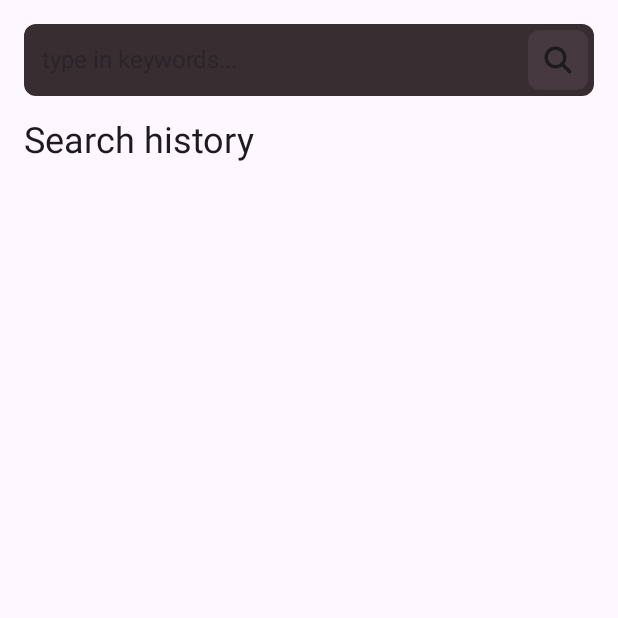
After one commit to Ikutsu/OsuMusic, an Android app built with Jetpack Compose: the composable SearchScreen shown on its own in the app's theme, on a phone screen of 412 x 824 dp, the top half of it. The commit adds this screen. Run offline under Robolectric (Android 15) with nearby library versions, the phone set to English and light mode, and no system bars; 9 statements that could not run were skipped.

Commit message:
commonMain/search: Finnish the Search Screen UI

```diff
--- a/composeApp/src/commonMain/kotlin/core/presentation/component/OMIconButton.kt
+++ b/composeApp/src/commonMain/kotlin/core/presentation/component/OMIconButton.kt
@@ -10,7 +10,9 @@ import androidx.compose.runtime.Composable
 import androidx.compose.ui.Alignment
 import androidx.compose.ui.Modifier
 import androidx.compose.ui.draw.clip
+import androidx.compose.ui.graphics.Color
 import androidx.compose.ui.graphics.painter.Painter
+import androidx.compose.ui.graphics.vector.ImageVector
 import androidx.compose.ui.unit.Dp
 import androidx.compose.ui.unit.dp
 import io.ikutsu.osumusic.core.presentation.theme.OM_Secondary
@@ -45,3 +47,33 @@ fun OMIconButton(
         )
     }
 }
+
+@Composable
+fun OMIconButton(
+    onClick: () -> Unit = {},
+    enabled: Boolean = true,
+    vector: ImageVector,
+    contentDescription: String,
+    containerSize: Dp = 48.dp,
+    contentSize: Dp = 24.dp,
+    containerColor: Color = OM_Secondary,
+    modifier: Modifier = Modifier
+) {
+    Box(
+        modifier = modifier
+            .size(containerSize)
+            .clip(OM_ShapeMedium)
+            .background(containerColor)
+            .clickable(
+                onClick = onClick,
+                enabled = enabled
+            ),
+        contentAlignment = Alignment.Center
+    ) {
+        Icon(
+            imageVector = vector,
+            contentDescription = contentDescription,
+            modifier = Modifier.size(contentSize)
+        )
+    }
+}
--- /dev/null
+++ b/composeApp/src/commonMain/kotlin/core/presentation/res/omicon/Close.kt
@@ -0,0 +1,48 @@
+package core.presentation.res.omicon
+
+import androidx.compose.ui.graphics.Color
+import androidx.compose.ui.graphics.PathFillType.Companion.NonZero
+import androidx.compose.ui.graphics.SolidColor
+import androidx.compose.ui.graphics.StrokeCap.Companion.Butt
+import androidx.compose.ui.graphics.StrokeJoin.Companion.Miter
+import androidx.compose.ui.graphics.vector.ImageVector
+import androidx.compose.ui.graphics.vector.ImageVector.Builder
+import androidx.compose.ui.graphics.vector.path
+import androidx.compose.ui.unit.dp
+import core.presentation.res.OMIcon
+
+val OMIcon.Close: ImageVector
+    get() {
+        if (_close != null) {
+            return _close!!
+        }
+        _close = Builder(name = "Close", defaultWidth = 512.0.dp, defaultHeight = 512.0.dp,
+                viewportWidth = 512.0f, viewportHeight = 512.0f).apply {
+            path(fill = SolidColor(Color(0xFF000000)), stroke = null, strokeLineWidth = 0.0f,
+                    strokeLineCap = Butt, strokeLineJoin = Miter, strokeLineMiter = 4.0f,
+                    pathFillType = NonZero) {
+                moveTo(396.494f, 157.673f)
+                curveTo(408.155f, 146.012f, 408.155f, 127.074f, 396.494f, 115.413f)
+                curveTo(384.833f, 103.751f, 365.895f, 103.751f, 354.234f, 115.413f)
+                lineTo(256.0f, 213.74f)
+                lineTo(157.673f, 115.506f)
+                curveTo(146.012f, 103.845f, 127.074f, 103.845f, 115.413f, 115.506f)
+                curveTo(103.751f, 127.167f, 103.751f, 146.105f, 115.413f, 157.766f)
+                lineTo(213.74f, 256.0f)
+                lineTo(115.506f, 354.327f)
+                curveTo(103.845f, 365.988f, 103.845f, 384.926f, 115.506f, 396.587f)
+                curveTo(127.167f, 408.249f, 146.105f, 408.249f, 157.766f, 396.587f)
+                lineTo(256.0f, 298.26f)
+                lineTo(354.327f, 396.494f)
+                curveTo(365.988f, 408.155f, 384.926f, 408.155f, 396.587f, 396.494f)
+                curveTo(408.249f, 384.833f, 408.249f, 365.895f, 396.587f, 354.234f)
+                lineTo(298.26f, 256.0f)
+                lineTo(396.494f, 157.673f)
+                close()
+            }
+        }
+        .build()
+        return _close!!
+    }
+
+private var _close: ImageVector? = null
--- /dev/null
+++ b/composeApp/src/commonMain/kotlin/core/presentation/res/omicon/Search.kt
@@ -0,0 +1,59 @@
+package core.presentation.res.omicon
+
+import androidx.compose.ui.graphics.Color
+import androidx.compose.ui.graphics.PathFillType.Companion.NonZero
+import androidx.compose.ui.graphics.SolidColor
+import androidx.compose.ui.graphics.StrokeCap.Companion.Butt
+import androidx.compose.ui.graphics.StrokeJoin.Companion.Miter
+import androidx.compose.ui.graphics.vector.ImageVector
+import androidx.compose.ui.graphics.vector.ImageVector.Builder
+import androidx.compose.ui.graphics.vector.path
+import androidx.compose.ui.unit.dp
+import core.presentation.res.OMIcon
+
+val OMIcon.Search: ImageVector
+    get() {
+        if (_search != null) {
+            return _search!!
+        }
+        _search = Builder(name = "Search", defaultWidth = 512.0.dp, defaultHeight = 512.0.dp,
+                viewportWidth = 512.0f, viewportHeight = 512.0f).apply {
+            path(fill = SolidColor(Color(0xFF000000)), stroke = null, strokeLineWidth = 0.0f,
+                    strokeLineCap = Butt, strokeLineJoin = Miter, strokeLineMiter = 4.0f,
+                    pathFillType = NonZero) {
+                moveTo(375.954f, 219.977f)
+                curveTo(375.954f, 254.397f, 364.781f, 286.192f, 345.959f, 311.989f)
+                lineTo(440.895f, 407.0f)
+                curveTo(450.268f, 416.373f, 450.268f, 431.596f, 440.895f, 440.97f)
+                curveTo(431.521f, 450.343f, 416.298f, 450.343f, 406.925f, 440.97f)
+                lineTo(311.989f, 345.959f)
+                curveTo(286.192f, 364.856f, 254.397f, 375.954f, 219.977f, 375.954f)
+                curveTo(133.815f, 375.954f, 64.0f, 306.14f, 64.0f, 219.977f)
+                curveTo(64.0f, 133.815f, 133.815f, 64.0f, 219.977f, 64.0f)
+                curveTo(306.14f, 64.0f, 375.954f, 133.815f, 375.954f, 219.977f)
+                close()
+                moveTo(219.977f, 327.961f)
+                curveTo(234.158f, 327.961f, 248.2f, 325.168f, 261.301f, 319.742f)
+                curveTo(274.402f, 314.315f, 286.306f, 306.361f, 296.333f, 296.333f)
+                curveTo(306.361f, 286.306f, 314.315f, 274.402f, 319.742f, 261.301f)
+                curveTo(325.168f, 248.2f, 327.961f, 234.158f, 327.961f, 219.977f)
+                curveTo(327.961f, 205.796f, 325.168f, 191.755f, 319.742f, 178.653f)
+                curveTo(314.315f, 165.552f, 306.361f, 153.648f, 296.333f, 143.621f)
+                curveTo(286.306f, 133.594f, 274.402f, 125.639f, 261.301f, 120.213f)
+                curveTo(248.2f, 114.786f, 234.158f, 111.993f, 219.977f, 111.993f)
+                curveTo(205.796f, 111.993f, 191.755f, 114.786f, 178.653f, 120.213f)
+                curveTo(165.552f, 125.639f, 153.648f, 133.594f, 143.621f, 143.621f)
+                curveTo(133.594f, 153.648f, 125.639f, 165.552f, 120.213f, 178.653f)
+                curveTo(114.786f, 191.755f, 111.993f, 205.796f, 111.993f, 219.977f)
+                curveTo(111.993f, 234.158f, 114.786f, 248.2f, 120.213f, 261.301f)
+                curveTo(125.639f, 274.402f, 133.594f, 286.306f, 143.621f, 296.333f)
+                curveTo(153.648f, 306.361f, 165.552f, 314.315f, 178.653f, 319.742f)
+                curveTo(191.755f, 325.168f, 205.796f, 327.961f, 219.977f, 327.961f)
+                close()
+            }
+        }
+        .build()
+        return _search!!
+    }
+
+private var _search: ImageVector? = null
--- a/composeApp/src/commonMain/kotlin/core/presentation/theme/OMTheme.kt
+++ b/composeApp/src/commonMain/kotlin/core/presentation/theme/OMTheme.kt
@@ -1,5 +1,7 @@
 package io.ikutsu.osumusic.core.presentation.theme
 
+import androidx.compose.foundation.text.selection.LocalTextSelectionColors
+import androidx.compose.foundation.text.selection.TextSelectionColors
 import androidx.compose.material3.LocalContentColor
 import androidx.compose.runtime.Composable
 import androidx.compose.runtime.CompositionLocalProvider
@@ -10,8 +12,14 @@ fun OMTheme(
     content: @Composable () -> Unit
 ) {
     CompositionLocalProvider(
-        LocalContentColor provides Color.White
+        LocalContentColor provides Color.White,
+        LocalTextSelectionColors provides textSelectionColors
     ) {
         content()
     }
 }
+
+val textSelectionColors = TextSelectionColors(
+    handleColor = OM_BrandColor,
+    backgroundColor = OM_BrandColor.copy(alpha = 0.5f)
+)
--- a/composeApp/src/commonMain/kotlin/core/presentation/theme/color.kt
+++ b/composeApp/src/commonMain/kotlin/core/presentation/theme/color.kt
@@ -6,3 +6,4 @@ val OM_Background = Color(0xFF2A2226)
 val OM_Primary = Color(0xFF382E32)
 val OM_Secondary = Color(0xFF46393F)
 val OM_Container = Color(0xFFCC3378)
+val OM_BrandColor = Color(0xFFE865A0)
--- /dev/null
+++ b/composeApp/src/commonMain/kotlin/search/presentation/SearchScreen.kt
@@ -0,0 +1,93 @@
+package io.ikutsu.osumusic.search.presentation
+
+import androidx.compose.foundation.layout.Arrangement
+import androidx.compose.foundation.layout.Column
+import androidx.compose.foundation.layout.fillMaxSize
+import androidx.compose.foundation.layout.padding
+import androidx.compose.foundation.lazy.LazyColumn
+import androidx.compose.foundation.lazy.items
+import androidx.compose.material3.Text
+import androidx.compose.runtime.Composable
+import androidx.compose.runtime.mutableStateOf
+import androidx.compose.runtime.remember
+import androidx.compose.runtime.rememberCoroutineScope
+import androidx.compose.ui.Alignment
+import androidx.compose.ui.Modifier
+import androidx.compose.ui.unit.dp
+import io.ikutsu.osumusic.core.presentation.component.AllDiffBeatmap
+import io.ikutsu.osumusic.core.presentation.component.LoadingSpinner
+import io.ikutsu.osumusic.core.presentation.util.OM_SemiBold
+import io.ikutsu.osumusic.core.presentation.util.sp
+import io.ikutsu.osumusic.search.presentation.component.SearchBar
+import kotlinx.coroutines.delay
+import kotlinx.coroutines.launch
+
+// TODO: Remove all the hardcoded logic when viewmodel is implemented
+
+@Composable
+fun SearchScreen(
+    modifier: Modifier = Modifier
+) {
+    val state = remember { mutableStateOf(SearchUiState()) }
+    val scope = rememberCoroutineScope()
+    Column(
+        modifier = modifier.padding(16.dp),
+        verticalArrangement = Arrangement.spacedBy(16.dp)
+    ) {
+        SearchBar(
+            textFieldValue = state.value.textFieldValue,
+            onTextFieldValueChange = { state.value = state.value.copy(textFieldValue = it) },
+            hintText = "type in keywords...",
+            enableClearButton = true,
+            onClearClick = {
+                state.value = state.value.copy(textFieldValue = "", searchContent = SearchUiContent.HISTORY)
+            },
+            onSearchClick = {
+                scope.launch {
+                    state.value = state.value.copy(isLoading = true, searchContent = SearchUiContent.RESULT)
+                    delay(3000)
+                    state.value = state.value.copy(isLoading = false)
+                }
+            }
+        )
+        if (state.value.isLoading) {
+            Column(
+                modifier = Modifier.fillMaxSize(),
+                verticalArrangement = Arrangement.Center,
+                horizontalAlignment = Alignment.CenterHorizontally
+            ) {
+                LoadingSpinner()
+            }
+        } else {
+            Text(
+                text = if (state.value.searchContent == SearchUiContent.RESULT) {
+                    "Search result for \"${state.value.textFieldValue}\""
+                } else {
+                    "Search history"
+                },
+                fontFamily = OM_SemiBold,
+                fontSize = 24.dp.sp
+            )
+            LazyColumn(
+                modifier = Modifier.fillMaxSize(),
+                verticalArrangement = Arrangement.spacedBy(16.dp)
+            ) {
+                items(
+                    if (state.value.searchContent == SearchUiContent.RESULT) {
+                        state.value.searchResult
+                    } else {
+                        state.value.searchHistory
+                    }
+                ) {
+                    AllDiffBeatmap(
+                        onClick = { },
+                        beatmapCover = it.coverUrl,
+                        title = it.title,
+                        artist = it.artist,
+                        diffs = it.diff
+                    )
+                }
+            }
+        }
+    }
+}
--- /dev/null
+++ b/composeApp/src/commonMain/kotlin/search/presentation/SearchUiState.kt
@@ -0,0 +1,16 @@
+package io.ikutsu.osumusic.search.presentation
+
+import io.ikutsu.osumusic.core.domain.AllDiffBeatmapState
+
+enum class SearchUiContent {
+    HISTORY,
+    RESULT
+}
+
+data class SearchUiState(
+    val isLoading: Boolean = false,
+    val textFieldValue: String = "",
+    val searchContent: SearchUiContent = SearchUiContent.HISTORY,
+    val searchHistory: List<AllDiffBeatmapState> = listOf(),
+    val searchResult: List<AllDiffBeatmapState> = listOf()
+)
--- /dev/null
+++ b/composeApp/src/commonMain/kotlin/search/presentation/component/SearchBar.kt
@@ -0,0 +1,121 @@
+package io.ikutsu.osumusic.search.presentation.component
+
+import androidx.compose.foundation.background
+import androidx.compose.foundation.layout.Arrangement
+import androidx.compose.foundation.layout.Box
+import androidx.compose.foundation.layout.Row
+import androidx.compose.foundation.layout.fillMaxWidth
+import androidx.compose.foundation.layout.height
+import androidx.compose.foundation.layout.padding
+import androidx.compose.foundation.layout.size
+import androidx.compose.foundation.text.BasicTextField
+import androidx.compose.foundation.text.KeyboardActions
+import androidx.compose.foundation.text.KeyboardOptions
+import androidx.compose.material3.Icon
+import androidx.compose.material3.Text
+import androidx.compose.runtime.Composable
+import androidx.compose.ui.Alignment
+import androidx.compose.ui.Modifier
+import androidx.compose.ui.draw.alpha
+import androidx.compose.ui.draw.clip
+import androidx.compose.ui.graphics.Color
+import androidx.compose.ui.graphics.SolidColor
+import androidx.compose.ui.text.TextStyle
+import androidx.compose.ui.text.input.ImeAction
+import androidx.compose.ui.text.input.KeyboardType
+import androidx.compose.ui.text.style.LineHeightStyle
+import androidx.compose.ui.unit.dp
+import core.presentation.res.OMIcon
+import core.presentation.res.omicon.Close
+import core.presentation.res.omicon.Search
+import io.ikutsu.osumusic.core.presentation.component.OMIconButton
+import io.ikutsu.osumusic.core.presentation.theme.OM_Primary
+import io.ikutsu.osumusic.core.presentation.theme.OM_ShapeMedium
+import io.ikutsu.osumusic.core.presentation.util.OM_SemiBold
+import io.ikutsu.osumusic.core.presentation.util.noRippleClickable
+import io.ikutsu.osumusic.core.presentation.util.sp
+
+@Composable
+fun SearchBar(
+    textFieldValue: String,
+    onTextFieldValueChange: (String) -> Unit,
+    hintText: String,
+    enableClearButton: Boolean = false,
+    onClearClick: () -> Unit = {},
+    onSearchClick: () -> Unit,
+    modifier: Modifier = Modifier,
+) {
+    Row(
+        modifier = modifier
+            .clip(OM_ShapeMedium)
+            .background(OM_Primary)
+            .fillMaxWidth()
+            .height(48.dp)
+            .padding(start = 12.dp, end = 4.dp),
+        verticalAlignment = Alignment.CenterVertically,
+        horizontalArrangement = Arrangement.Center
+    ) {
+        BasicTextField(
+            value = textFieldValue,
+            onValueChange = { onTextFieldValueChange(it) },
+            modifier = Modifier.weight(1f),
+            maxLines = 1,
+            cursorBrush = SolidColor(Color.White),
+            textStyle = TextStyle(
+                color = Color.White,
+                fontFamily = OM_SemiBold,
+                fontSize = 16.dp.sp
+            ),
+            keyboardOptions = KeyboardOptions(
+                keyboardType = KeyboardType.Text,
+                imeAction = ImeAction.Search
+            ),
+            keyboardActions = KeyboardActions(
+                onSearch = {
+                    onSearchClick()
+                }
+            ),
+            decorationBox = { innerTextField ->
+                Box {
+                    if (textFieldValue.isEmpty()) {
+                        Text(
+                            text = hintText,
+                            modifier = Modifier
+                                .alpha(0.5f),
+                            fontFamily = OM_SemiBold,
+                            fontSize = 16.dp.sp,
+                            style = TextStyle(
+                                lineHeightStyle = LineHeightStyle(
+                                    trim = LineHeightStyle.Trim.Both,
+                                    alignment = LineHeightStyle.Alignment.Center
+                                )
+                            )
+                        )
+                    }
+                    innerTextField()
+                }
+            }
+        )
+        if (enableClearButton) {
+            Icon(
+                imageVector = OMIcon.Close,
+                contentDescription = "Clear",
+                modifier = Modifier
+                    .alpha(if (textFieldValue.isNotBlank()) 1f else 0f)
+                    .clip(OM_ShapeMedium)
+                    .background(OM_Primary)
+                    .padding(12.dp)
+                    .size(24.dp)
+                    .noRippleClickable {
+                        onClearClick()
+                    }
+            )
+        }
+        OMIconButton(
+            onClick = { onSearchClick() },
+            vector = OMIcon.Search,
+            contentDescription = "Search",
+            containerSize = 40.dp
+        )
+    }
+}
```
Also changed, not shown: composeApp/src/commonMain/kotlin/core/presentation/component/LoadingSpinner.kt (added, +79 -0 lines), composeApp/src/commonMain/kotlin/core/presentation/res/omicon/Circlespinner.kt (added, +47 -0 lines).
